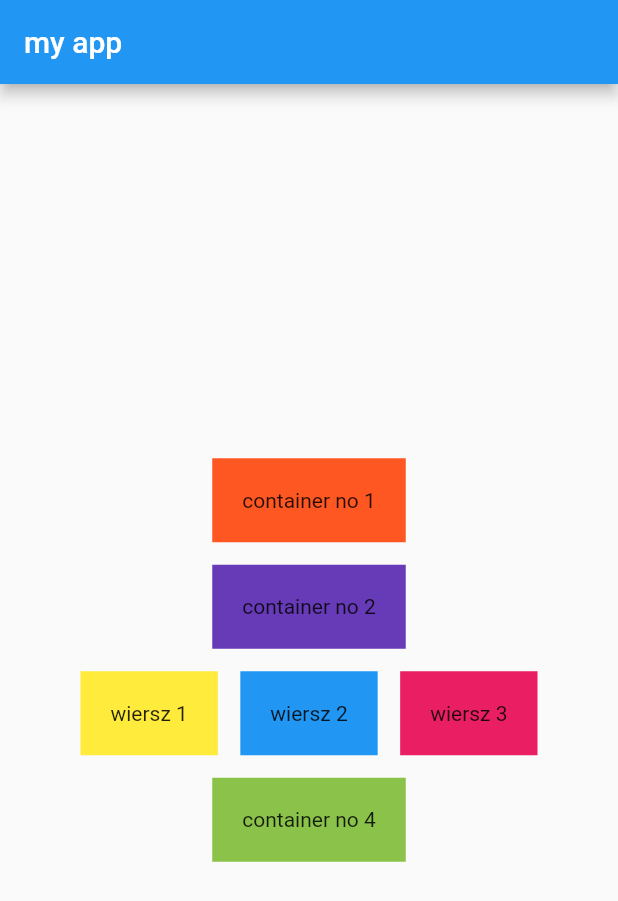
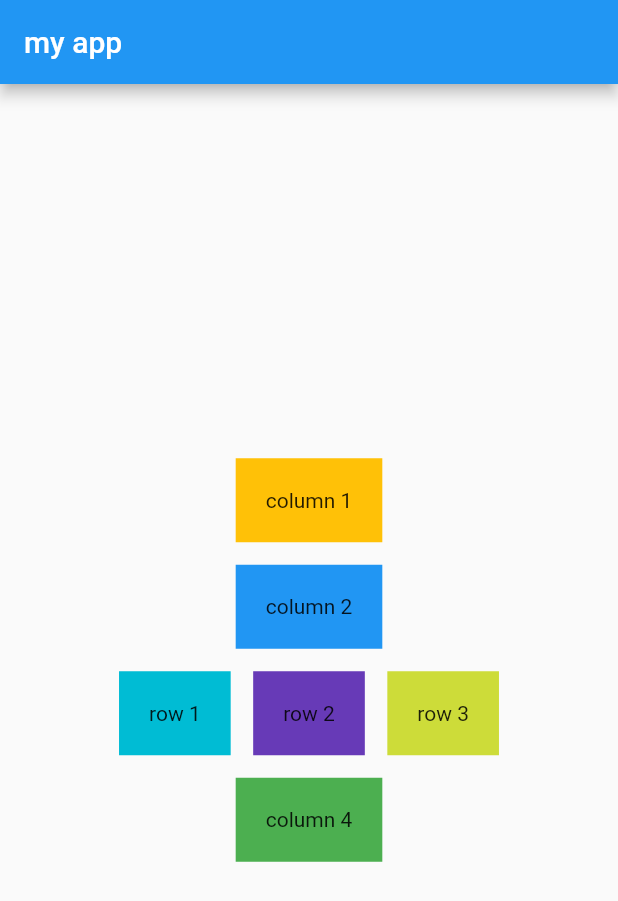
Before and after one commit to luqasz-tworzydlo/2023-Q4-1_Flutter-Dart_Mobile-Apps, a Flutter app: the screen it shows after launch, on a phone screen of 412 x 824 dp. Shown: the top 901 px of the screen. Run offline on Flutter 3.47's test engine with Material 2 defaults, Android fonts, the phone set to English and light mode, and no system bars.

Commit message:
Add files via upload

```diff
--- a/1_Exercise-no-1_rows-and-columns/src/E1_rac/ex1_rows_columns/lib/main.dart
+++ b/1_Exercise-no-1_rows-and-columns/src/E1_rac/ex1_rows_columns/lib/main.dart
@@ -17,50 +17,33 @@ class MyApp extends StatelessWidget {
             body: Column(
               mainAxisAlignment: MainAxisAlignment.center,
               children: [
-                Container(
-                  color: Colors.deepOrange,
-                  padding: EdgeInsets.all(20),
-                  child: Text("container no 1"),
-                ),
+                buildContainer("column 1", Colors.amber),
                 SizedBox(height: 15),
-                Container(
-                  color: Colors.deepPurple,
-                  padding: EdgeInsets.all(20),
-                  child: Text("container no 2"),
-                ),
+                buildContainer("column 2", Colors.blue),
                 SizedBox(height: 15),
                 Row(
                   mainAxisAlignment: MainAxisAlignment.center,
                   children: [
-                    Container(
-                      color: Colors.yellow,
-                      padding: EdgeInsets.all(20),
-                      child: Text("wiersz 1"),
-                    ),
+                    buildContainer("row 1", Colors.cyan),
                     SizedBox(width: 15),
-                    Container(
-                      color: Colors.blue,
-                      padding: EdgeInsets.all(20),
-                      child: Text("wiersz 2"),
-                    ),
+                    buildContainer("row 2", Colors.deepPurple),
                     SizedBox(width: 15),
-                    Container(
-                      color: Colors.pink,
-                      padding: EdgeInsets.all(20),
-                      child: Text("wiersz 3"),
-                    ),
+                    buildContainer("row 3", Colors.lime),
                   ],
-
                 ),
                 SizedBox(height: 15),
-                Container(
-                  color: Colors.lightGreen,
-                  padding: EdgeInsets.all(20),
-                  child: Text("container no 4"),
-                )
+                buildContainer("column 4", Colors.green),
               ],
             )
         )
     );
   }
+
+  Container buildContainer(String name, Color color) {
+    return Container(
+      color: color,
+      padding: EdgeInsets.all(20),
+      child: Text(name),
+    );
+  }
 }
```
